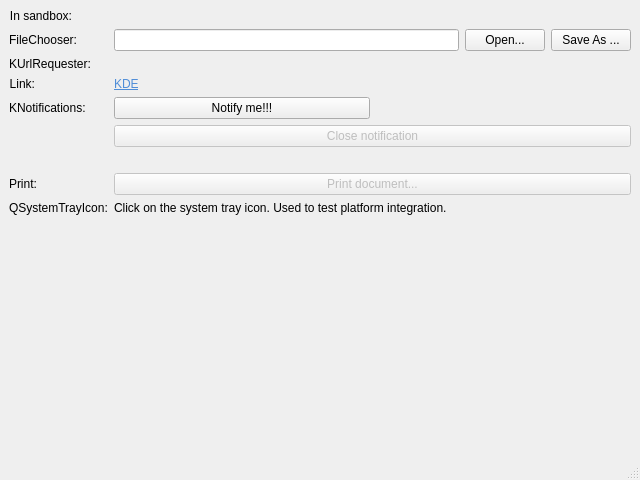
This is src/portaltest.ui in KDE/xdg-portal-test-kde as Qt 5 draws it before an edit. The edited form follows.
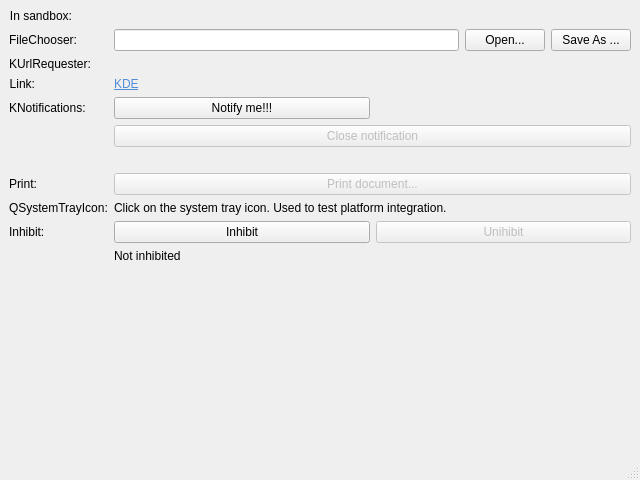
This is the edited form. Custom widgets are drawn as their Qt base class.

```diff
--- a/src/portaltest.ui
+++ b/src/portaltest.ui
@@ -141,18 +141,12 @@
       </property>
      </widget>
     </item>
-    <item row="9" column="0" colspan="2">
-     <spacer name="verticalSpacer">
-      <property name="orientation">
-       <enum>Qt::Vertical</enum>
+    <item row="6" column="1">
+     <widget class="QLabel" name="printWarning">
+      <property name="text">
+       <string/>
       </property>
-      <property name="sizeHint" stdset="0">
-       <size>
-        <width>28</width>
-        <height>382</height>
-       </size>
-      </property>
-     </spacer>
+     </widget>
     </item>
     <item row="7" column="0">
      <widget class="QLabel" name="label_7">
@@ -192,6 +186,54 @@
       </property>
      </widget>
     </item>
+    <item row="9" column="0">
+     <widget class="QLabel" name="label_9">
+      <property name="text">
+       <string>Inhibit:</string>
+      </property>
+     </widget>
+    </item>
+    <item row="9" column="1">
+     <layout class="QHBoxLayout" name="horizontalLayout_3">
+      <item>
+       <widget class="QPushButton" name="inhibit">
+        <property name="text">
+         <string>Inhibit</string>
+        </property>
+       </widget>
+      </item>
+      <item>
+       <widget class="QPushButton" name="uninhibit">
+        <property name="enabled">
+         <bool>false</bool>
+        </property>
+        <property name="text">
+         <string>Unihibit</string>
+        </property>
+       </widget>
+      </item>
+     </layout>
+    </item>
+    <item row="11" column="0" colspan="2">
+     <spacer name="verticalSpacer">
+      <property name="orientation">
+       <enum>Qt::Vertical</enum>
+      </property>
+      <property name="sizeHint" stdset="0">
+       <size>
+        <width>28</width>
+        <height>382</height>
+       </size>
+      </property>
+     </spacer>
+    </item>
+    <item row="10" column="1">
+     <widget class="QLabel" name="inhibitLabel">
+      <property name="text">
+       <string>Not inhibited</string>
+      </property>
+     </widget>
+    </item>
    </layout>
    <zorder>label</zorder>
    <zorder>sandboxLabel</zorder>
```
Left out of the diff: 10 changed lines with no effect on the pictures.
